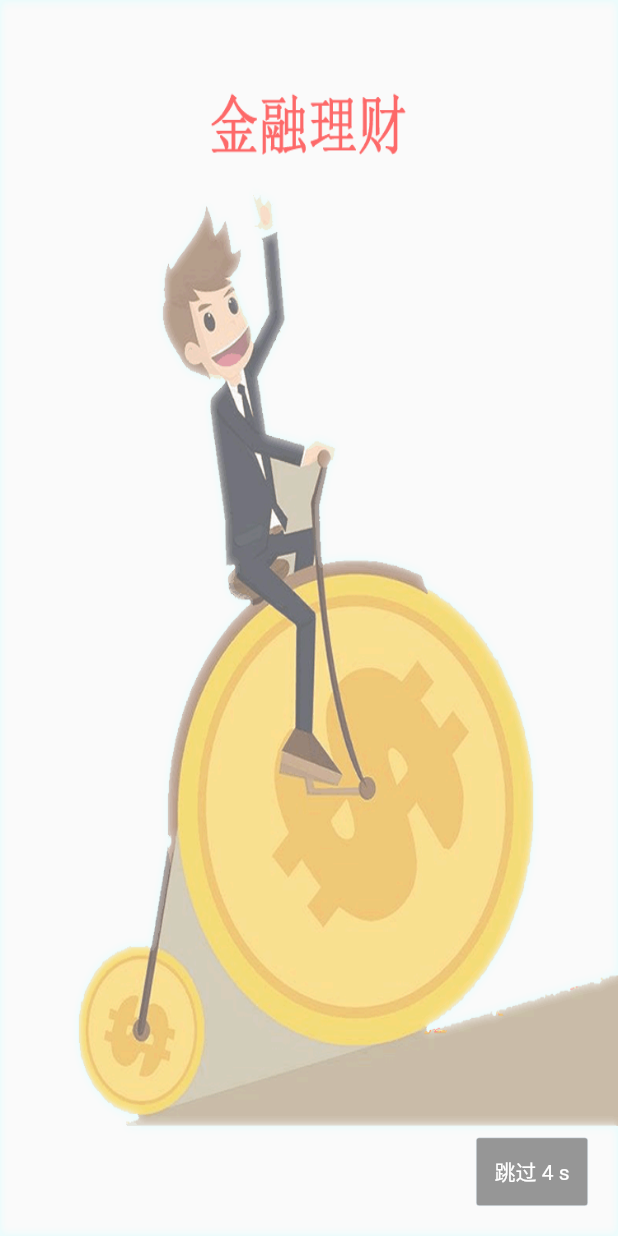
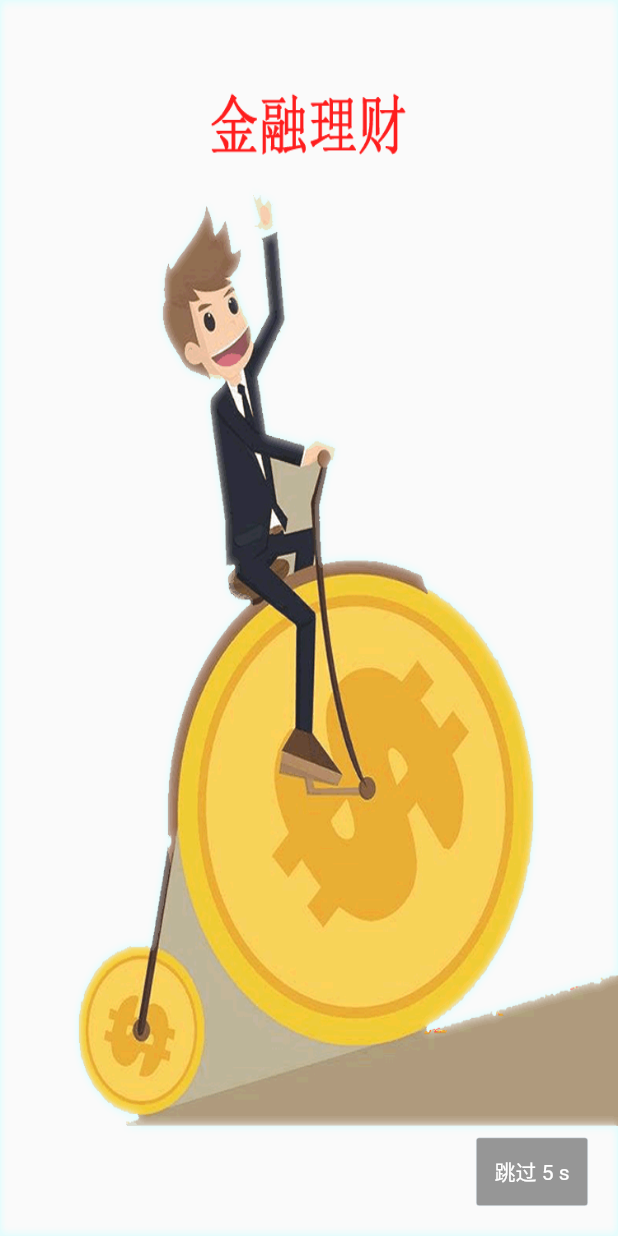
Before and after one commit to zhongmeizhi/fultter-example-app, a Flutter app: the first screen one second after launch, on a phone screen of 412 x 824 dp. Run offline on Flutter 3.47's test engine with Material 2 defaults, Android fonts, the phone set to English and light mode, and no system bars; our stand-ins replace flutter_screenutil; missing offline and left inert: common_utils.

Commit message:
首屏本土化

```diff
--- a/lib/page/welcome/splash_page.dart
+++ b/lib/page/welcome/splash_page.dart
@@ -11,15 +11,15 @@ class SplashScreen extends StatefulWidget {
 class _SplashScreenState extends State<SplashScreen> with SingleTickerProviderStateMixin{
   AnimationController _controller;
   Animation _animation;
-  int _count = 4;
+  int _count = 5;
   TimerUtil _timerUtil;
 
   @override
   void initState() {
     _doCountDown();
     super.initState();
-    _controller = AnimationController(vsync: this, duration: Duration(milliseconds: 5000));
-    _animation = Tween(begin: 0.5, end: 1.0).animate(_controller);
+    _controller = AnimationController(vsync: this, duration: Duration(milliseconds: 2000));
+    _animation = Tween(begin: 0.8, end: 1.0).animate(_controller);
 
     _animation.addStatusListener((status) {
       if (status ==AnimationStatus.completed) {
```
Also changed, not shown: preview/projector_page.png.
